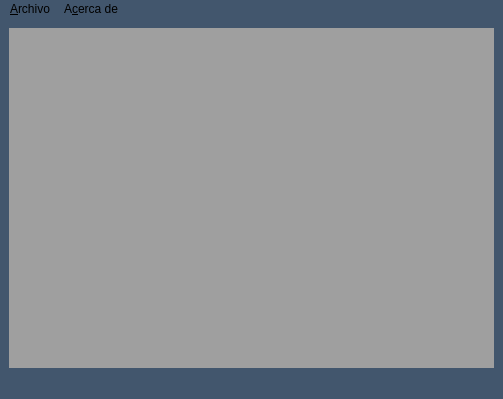
The window that askme.ui (EonSoulCout/Askme) describes before a commit, drawn with Qt 5.
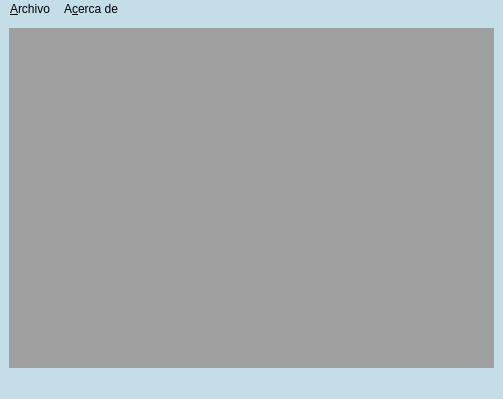
The same window after the commit. Icons and pictures are not drawn.

Patch:
```diff
--- a/askme.ui
+++ b/askme.ui
@@ -2,6 +2,9 @@
 <ui version="4.0">
  <class>Askme</class>
  <widget class="QMainWindow" name="Askme">
+  <property name="enabled">
+   <bool>true</bool>
+  </property>
   <property name="geometry">
    <rect>
     <x>0</x>
@@ -21,15 +24,16 @@
    <double>-2.000000000000000</double>
   </property>
   <property name="styleSheet">
-   <string notr="true">background-color: rgb(66, 86, 109);
-alternate-background-color: rgb(66, 86, 109);
-border-color: rgb(66, 86, 109);
-border-top-color: rgb(66, 86, 109);
-border-right-color: rgb(66, 86, 109);
-border-bottom-color: rgb(66, 86, 109);
-border-left-color: rgb(66, 86, 109);
-selection-background-color: rgb(255, 255, 255);
-selection-color: rgb(61, 56, 70);</string>
+   <string notr="true">background-color: rgb(196, 222, 231);
+alternate-background-color: rgb(196, 222, 231);
+border-color: rgb(196, 222, 231);
+border-top-color:  rgb(196, 222, 231);
+border-bottom-color:  rgb(196, 222, 231);
+border-right-color:  rgb(196, 222, 231);
+border-left-color:  rgb(196, 222, 231);
+gridline-color:  rgb(196, 222, 231);
+selection-background-color: rgb(108, 108, 108);
+selection-color: rgb(255, 255, 255);</string>
   </property>
   <widget class="QWidget" name="centralwidget">
    <layout class="QHBoxLayout" name="horizontalLayout">
@@ -52,6 +56,9 @@
    </layout>
   </widget>
   <widget class="QMenuBar" name="menubar">
+   <property name="enabled">
+    <bool>true</bool>
+   </property>
    <property name="geometry">
     <rect>
      <x>0</x>
```
Left out of the diff: 22 changed lines with no effect on the pictures.
